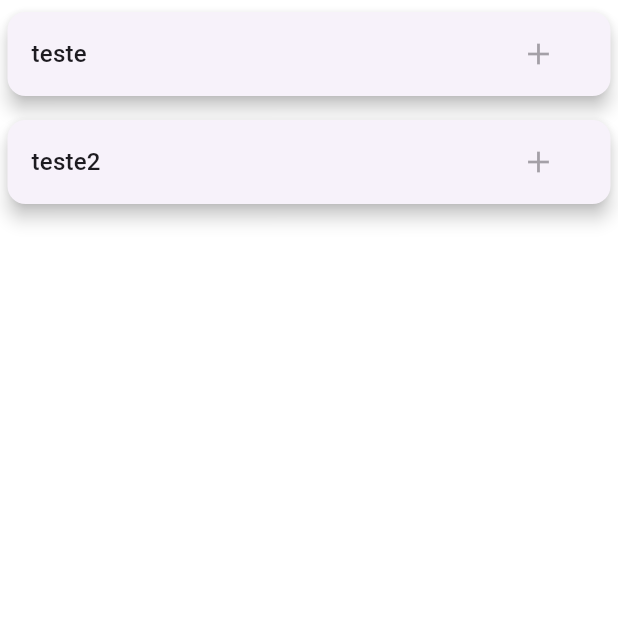
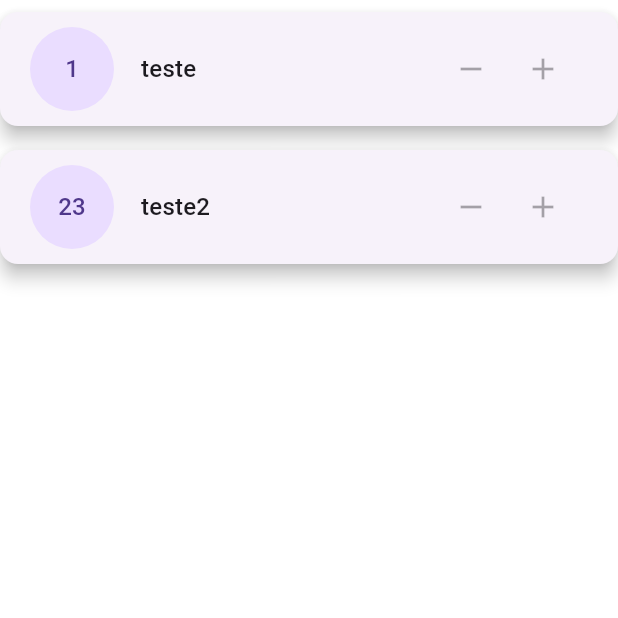
Before and after one commit to KevinADemetro/mistakes-tracker, a Flutter app: the screen it shows after launch, on a phone screen of 412 x 824 dp, the top half of it. Run offline on Flutter 3.47's test engine with Material 3 defaults, Android fonts, the phone set to English and light mode, and no system bars.

Commit message:
ajustando layout dos itens da lista

```diff
--- a/lib/main.dart
+++ b/lib/main.dart
@@ -7,8 +7,7 @@ class MistakesTrackerApp extends StatelessWidget {
 
   @override
   Widget build(BuildContext context) {
-    return
-    MaterialApp(
+    return MaterialApp(
       home: MistakesTrackerPage(),
     );
   }
@@ -17,9 +16,9 @@ class MistakesTrackerApp extends StatelessWidget {
 class MistakesTrackerPage extends StatelessWidget {
   MistakesTrackerPage({super.key});
 
-  final List<Map<String, String>> lista = [
-    {'title' : 'teste'},
-    {'title' : 'teste2'}
+  final List<Map<String, Object>> lista = [
+    {'title': 'teste', 'qtd': 1},
+    {'title': 'teste2', 'qtd': 23}
   ];
 
   @override
@@ -32,16 +31,34 @@ class MistakesTrackerPage extends StatelessWidget {
           final itemList = lista[index];
           return Card(
             elevation: 5,
-            margin: const EdgeInsets.symmetric(vertical: 8, horizontal: 5),
+            margin: const EdgeInsets.symmetric(vertical: 8),
+            child: Padding(
+              padding: const EdgeInsets.symmetric(vertical: 10, horizontal: 2),
               child: ListTile(
+                leading: CircleAvatar(
+                  radius: 30,
+                  child: Text('${itemList['qtd']}'),
+                ),
                 title: Text(
                   itemList['title'].toString(),
                   style: Theme.of(context).textTheme.titleMedium,
                 ),
-              trailing: IconButton(
+                trailing: FittedBox(
+                  child: Row(
+                    children: [
+                      IconButton(
                         onPressed: null,
-                icon: Icon(Icons.add),
+                        icon: const Icon(Icons.remove),
                         color: Theme.of(context).colorScheme.error,
+                      ),
+                      IconButton(
+                        onPressed: null,
+                        icon: const Icon(Icons.add),
+                        color: Theme.of(context).colorScheme.error,
+                      ),
+                    ],
+                  ),
+                ),
               ),
             ),
           );
```
Lines whose indentation alone changed are shown as unchanged.
